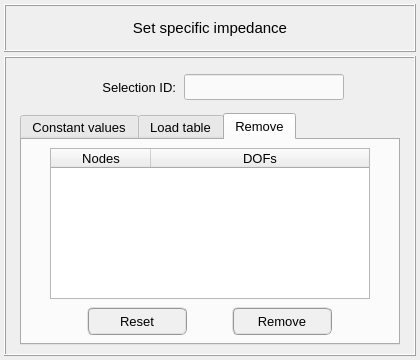
Old version of the form pulse/interface/ui_files/model/setup/acoustic/specific_impedance_input.ui in the repository open-pulse/OpenPulse.
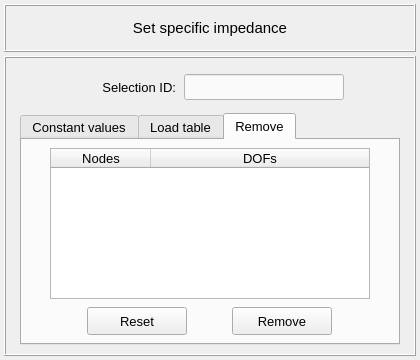
New version of the form. The open tabs and pages were chosen to show the change.

Commit message: Review of acoustic model inputs

Diff of the .ui file:
```diff
--- a/pulse/interface/ui_files/model/setup/acoustic/specific_impedance_input.ui
+++ b/pulse/interface/ui_files/model/setup/acoustic/specific_impedance_input.ui
@@ -1138,10 +1138,7 @@
                 </font>
                </property>
                <property name="styleSheet">
-                <string notr="true">QPushButton{border-radius: 6px; border-color: rgb(150, 150, 150); border-style: ridge; border-width: 2px; color: rgb(0, 0, 0); background-color: rgb(240, 240, 240)}
-QPushButton:hover{border-radius: 6px; border-color: rgb(0, 170, 255); border-style: ridge; border-width: 2px; color: rgb(0, 0, 0); background-color: rgba(174, 213, 255, 100)}
-QPushButton:pressed{border-radius: 6px; border-color: rgb(0, 170, 255); border-style: ridge; border-width: 2px; color: rgb(0, 0, 0); background-color: rgb(174, 213, 255)}
-QPushButton:disabled{border-radius: 6px; border-color: rgb(150, 150, 150); border-style: ridge; border-width: 0px; color: rgb(150,150, 150); background-color: rgb(220, 220, 220)}</string>
+                <string notr="true"/>
                </property>
                <property name="text">
                 <string>Reset</string>
@@ -1172,10 +1169,7 @@
                 </font>
                </property>
                <property name="styleSheet">
-                <string notr="true">QPushButton{border-radius: 6px; border-color: rgb(150, 150, 150); border-style: ridge; border-width: 2px; color: rgb(0, 0, 0); background-color: rgb(240, 240, 240)}
-QPushButton:hover{border-radius: 6px; border-color: rgb(0, 170, 255); border-style: ridge; border-width: 2px; color: rgb(0, 0, 0); background-color: rgba(174, 213, 255, 100)}
-QPushButton:pressed{border-radius: 6px; border-color: rgb(0, 170, 255); border-style: ridge; border-width: 2px; color: rgb(0, 0, 0); background-color: rgb(174, 213, 255)}
-QPushButton:disabled{border-radius: 6px; border-color: rgb(150, 150, 150); border-style: ridge; border-width: 0px; color: rgb(150,150, 150); background-color: rgb(220, 220, 220)}</string>
+                <string notr="true"/>
                </property>
                <property name="text">
                 <string>Remove</string>
```
Left out of the diff: 14 changed lines with no effect on the pictures. The commit also changes 8 other files.
